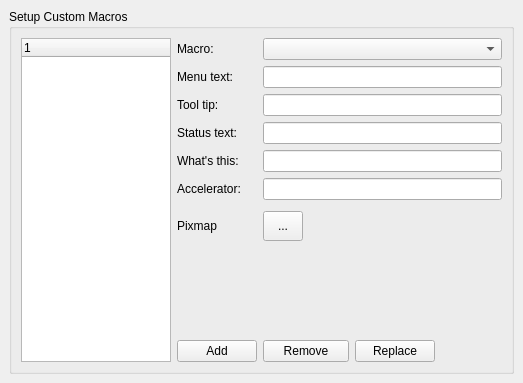
First picture: the form in src/Gui/Dialogs/DlgActions.ui, repository southseact-3d/fcd, before the edit.
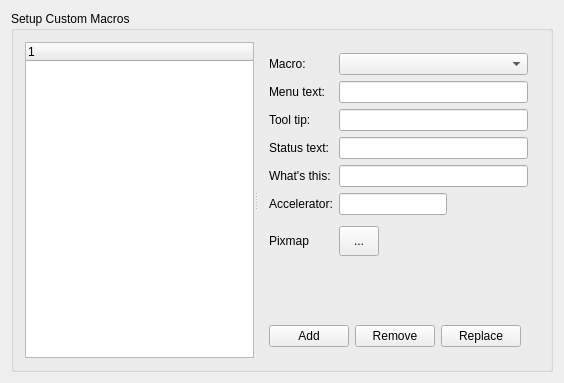
Second picture: the form after the edit. Custom widgets are drawn as their Qt base class.

Diff of the .ui file:
```diff
--- a/src/Gui/Dialogs/DlgActions.ui
+++ b/src/Gui/Dialogs/DlgActions.ui
@@ -9,127 +9,125 @@
    <rect>
     <x>0</x>
     <y>0</y>
-    <width>523</width>
+    <width>564</width>
     <height>383</height>
    </rect>
   </property>
   <property name="windowTitle">
    <string>Macros</string>
   </property>
-  <layout class="QGridLayout">
-   <property name="margin">
-    <number>9</number>
-   </property>
+  <layout class="QHBoxLayout" name="horizontalLayout_3">
    <property name="spacing">
     <number>6</number>
    </property>
-   <item row="0" column="0">
+   <item>
     <widget class="QGroupBox" name="GroupBox7">
      <property name="title">
       <string>Setup Custom Macros</string>
      </property>
-     <layout class="QGridLayout">
-      <property name="margin">
-       <number>9</number>
-      </property>
-      <property name="spacing">
-       <number>6</number>
-      </property>
-      <item rowspan="9" row="0" column="0">
+     <layout class="QVBoxLayout" name="verticalLayout_2">
+      <item>
+       <widget class="QSplitter" name="splitter">
+        <property name="orientation">
+         <enum>Qt::Orientation::Horizontal</enum>
+        </property>
        <widget class="QTreeWidget" name="actionListWidget">
-        <property name="maximumSize">
-         <size>
-          <width>150</width>
-          <height>16777215</height>
-         </size>
+         <property name="sizePolicy">
+          <sizepolicy hsizetype="Expanding" vsizetype="Expanding">
+           <horstretch>1</horstretch>
+           <verstretch>0</verstretch>
+          </sizepolicy>
         </property>
         <property name="rootIsDecorated">
          <bool>false</bool>
         </property>
-       </widget>
-      </item>
-      <item row="0" column="1">
+         <column>
+          <property name="text">
+           <string notr="true">1</string>
+          </property>
+         </column>
+        </widget>
+        <widget class="QWidget" name="layoutWidget">
+         <property name="sizePolicy">
+          <sizepolicy hsizetype="Expanding" vsizetype="Expanding">
+           <horstretch>1</horstretch>
+           <verstretch>0</verstretch>
+          </sizepolicy>
+         </property>
+         <layout class="QVBoxLayout" name="verticalLayout">
+          <item>
+           <layout class="QGridLayout" name="gridLayout">
+            <item row="0" column="0">
        <widget class="QLabel" name="TextLabel1_3">
         <property name="text">
          <string>Macro:</string>
         </property>
        </widget>
       </item>
-      <item row="0" column="2" colspan="4">
-       <widget class="QComboBox" name="actionMacros"/>
-      </item>
-      <item row="1" column="1">
+            <item row="1" column="0">
        <widget class="QLabel" name="TextLabel3">
         <property name="text">
          <string>Menu text:</string>
         </property>
        </widget>
       </item>
-      <item row="1" column="2" colspan="4">
-       <widget class="QLineEdit" name="actionMenu"/>
-      </item>
-      <item row="2" column="1">
+            <item row="2" column="0">
        <widget class="QLabel" name="TextLabel2_2">
         <property name="text">
          <string>Tool tip:</string>
         </property>
        </widget>
       </item>
-      <item row="2" column="2" colspan="4">
-       <widget class="QLineEdit" name="actionToolTip">
-        <property name="sizePolicy">
-         <sizepolicy>
-          <hsizetype>7</hsizetype>
-          <vsizetype>0</vsizetype>
-          <horstretch>0</horstretch>
-          <verstretch>0</verstretch>
-         </sizepolicy>
-        </property>
-       </widget>
-      </item>
-      <item row="3" column="1">
+            <item row="3" column="0">
        <widget class="QLabel" name="TextLabel3_2">
         <property name="text">
          <string>Status text:</string>
         </property>
        </widget>
       </item>
-      <item row="3" column="2" colspan="4">
-       <widget class="QLineEdit" name="actionStatus"/>
-      </item>
-      <item row="4" column="1">
+            <item row="4" column="0">
        <widget class="QLabel" name="TextLabel2">
         <property name="text">
          <string>What's this:</string>
         </property>
        </widget>
       </item>
-      <item row="4" column="2" colspan="4">
-       <widget class="QLineEdit" name="actionWhatsThis"/>
-      </item>
-      <item row="5" column="1">
+            <item row="5" column="0">
        <widget class="QLabel" name="TextLabel1">
         <property name="text">
          <string>Accelerator:</string>
         </property>
        </widget>
       </item>
-      <item row="5" column="2" colspan="4">
+            <item row="5" column="1">
        <widget class="Gui::AccelLineEdit" name="actionAccel"/>
       </item>
-      <item row="6" column="1">
+            <item row="5" column="2">
+             <spacer name="horizontalSpacer">
+              <property name="orientation">
+               <enum>Qt::Orientation::Horizontal</enum>
+              </property>
+              <property name="sizeHint" stdset="0">
+               <size>
+                <width>40</width>
+                <height>20</height>
+               </size>
+              </property>
+             </spacer>
+            </item>
+            <item row="6" column="0">
        <widget class="QLabel" name="TextLabel5_2">
         <property name="text">
          <string>Pixmap</string>
         </property>
        </widget>
       </item>
-      <item row="6" column="2">
+            <item row="6" column="1">
+             <layout class="QHBoxLayout" name="horizontalLayout">
+              <item>
        <widget class="QToolButton" name="buttonChoosePixmap">
         <property name="sizePolicy">
-         <sizepolicy>
-          <hsizetype>0</hsizetype>
-          <vsizetype>0</vsizetype>
+                 <sizepolicy hsizetype="Fixed" vsizetype="Fixed">
           <horstretch>0</horstretch>
           <verstretch>0</verstretch>
          </sizepolicy>
@@ -151,7 +149,7 @@
         </property>
        </widget>
       </item>
-      <item row="6" column="3">
+              <item>
        <widget class="QLabel" name="pixmapLabel">
         <property name="minimumSize">
          <size>
@@ -170,7 +168,7 @@
         </property>
        </widget>
       </item>
-      <item row="6" column="4" colspan="2">
+              <item>
        <spacer>
         <property name="orientation">
          <enum>Qt::Horizontal</enum>
@@ -186,7 +184,33 @@
         </property>
        </spacer>
       </item>
-      <item row="7" column="1">
+             </layout>
+            </item>
+            <item row="0" column="1" colspan="2">
+             <widget class="QComboBox" name="actionMacros"/>
+            </item>
+            <item row="1" column="1" colspan="2">
+             <widget class="QLineEdit" name="actionMenu"/>
+            </item>
+            <item row="2" column="1" colspan="2">
+             <widget class="QLineEdit" name="actionToolTip">
+              <property name="sizePolicy">
+               <sizepolicy hsizetype="Expanding" vsizetype="Fixed">
+                <horstretch>0</horstretch>
+                <verstretch>0</verstretch>
+               </sizepolicy>
+              </property>
+             </widget>
+            </item>
+            <item row="3" column="1" colspan="2">
+             <widget class="QLineEdit" name="actionStatus"/>
+            </item>
+            <item row="4" column="1" colspan="2">
+             <widget class="QLineEdit" name="actionWhatsThis"/>
+            </item>
+           </layout>
+          </item>
+          <item>
        <spacer>
         <property name="orientation">
          <enum>Qt::Vertical</enum>
@@ -202,28 +226,30 @@
         </property>
        </spacer>
       </item>
-      <item row="8" column="1">
+          <item>
+           <layout class="QHBoxLayout" name="horizontalLayout_2">
+            <item>
        <widget class="QPushButton" name="buttonAddAction">
         <property name="text">
          <string>Add</string>
         </property>
        </widget>
       </item>
-      <item row="8" column="2" colspan="2">
+            <item>
        <widget class="QPushButton" name="buttonRemoveAction">
         <property name="text">
          <string>Remove</string>
         </property>
        </widget>
       </item>
-      <item row="8" column="4">
+            <item>
        <widget class="QPushButton" name="buttonReplaceAction">
         <property name="text">
          <string>Replace</string>
         </property>
        </widget>
       </item>
-     <item row="8" column="5">
+            <item>
        <spacer>
         <property name="orientation">
          <enum>Qt::Horizontal</enum>
@@ -240,6 +266,12 @@
        </spacer>
       </item>
       </layout>
+          </item>
+         </layout>
+        </widget>
+       </widget>
+      </item>
+     </layout>
     </widget>
    </item>
   </layout>
```
Left out of the diff: 29 changed lines with no effect on the pictures. Lines whose indentation alone changed are shown as unchanged.
